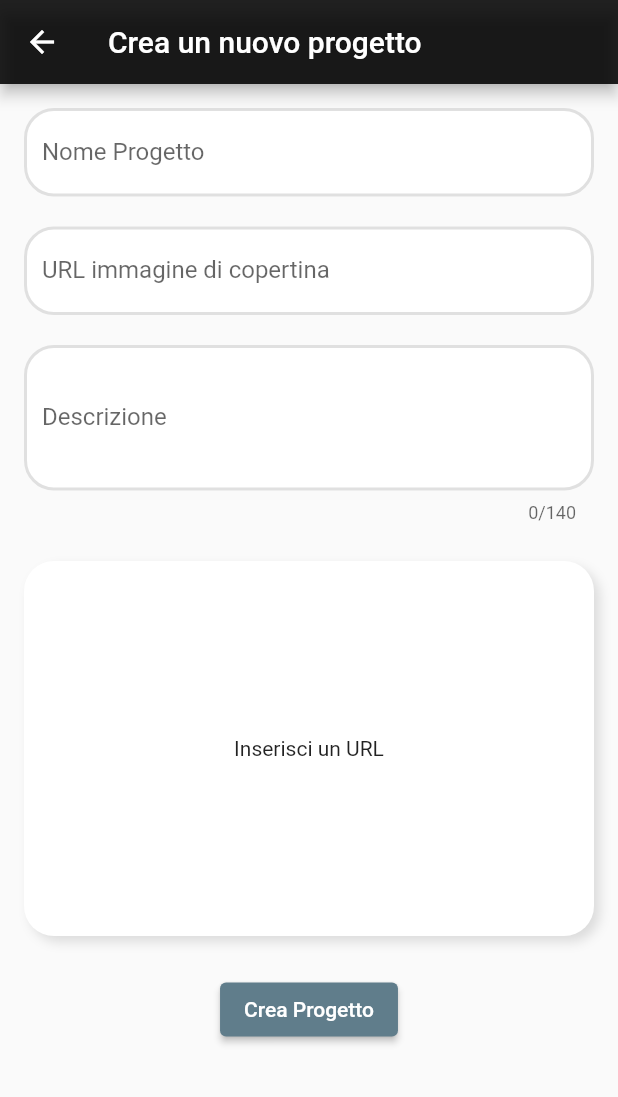
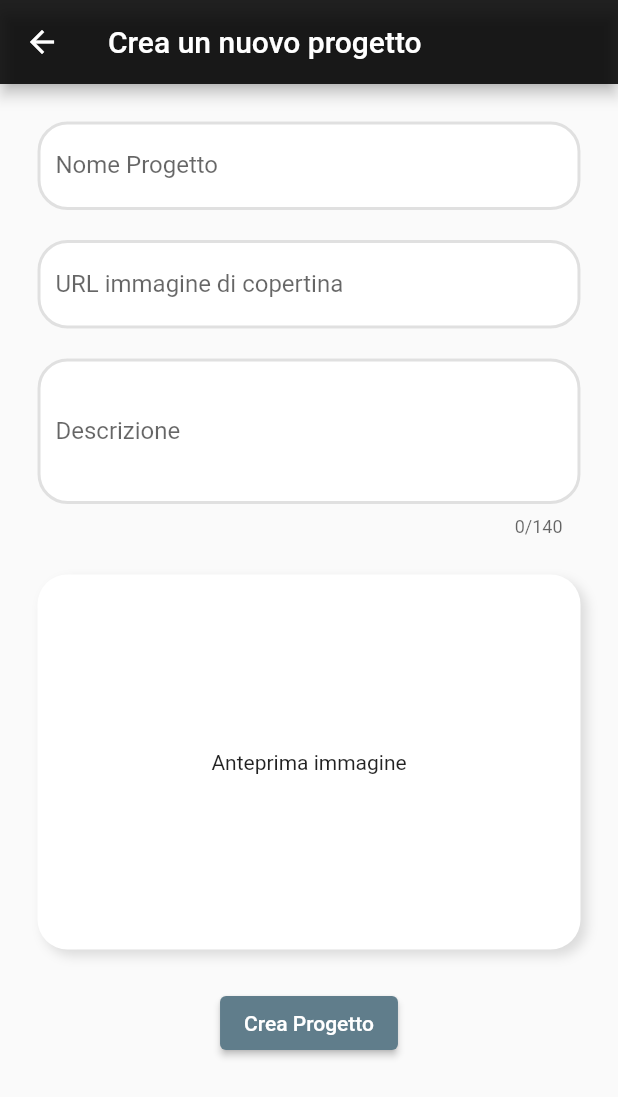
Before and after one commit to ologumarian/tecnologie, a Flutter app: the NewProjectScreen screen opened by its route, on a phone screen of 412 x 824 dp. Shown: the top 1097 px of the screen. Run offline on Flutter 3.47's test engine with Material 2 defaults, Android fonts, the phone set to English and light mode, and no system bars; our stand-ins replace cloud_firestore, file_picker, firebase_auth, firebase_core, firebase_storage; accounts and stored records are empty; network calls fail.

Commit message:
new project form padding adjusment

```diff
--- a/lib/widgets/new_project_form.dart
+++ b/lib/widgets/new_project_form.dart
@@ -114,7 +114,7 @@ class _NewProjectFormState extends State<NewProjectForm> {
               child: CircularProgressIndicator(),
             )
           : SingleChildScrollView(
-              padding: EdgeInsets.all(16),
+              padding: EdgeInsets.all(25),
               child: Form(
                 key: _formKey,
                 child: Column(
@@ -266,7 +266,7 @@ class _NewProjectFormState extends State<NewProjectForm> {
                         ],
                       ),
                       child: _imageLinkController.text.isEmpty
-                          ? Center(child: Text('Inserisci un URL'))
+                          ? Center(child: Text('Anteprima immagine'))
                           : ClipRRect(
                               borderRadius: BorderRadius.circular(20),
                               child: Image.network(
```
